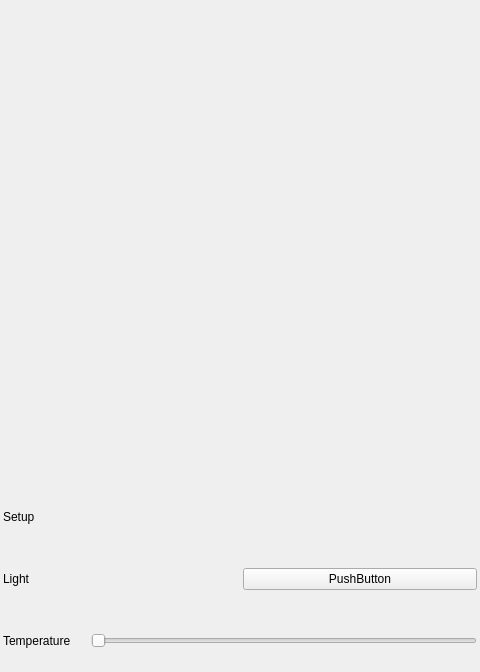
This is Apps/IoT-Dashboard/MushroomView.ui in quachconghoang/agricultureDrone as Qt 5 draws it before an edit. The edited form follows.
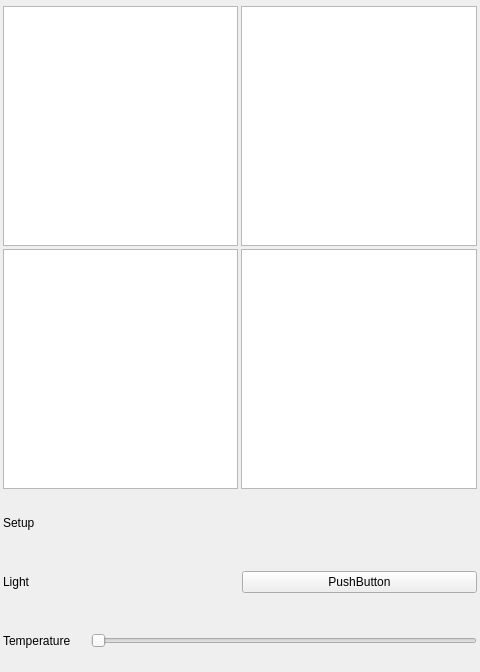
This is the edited form.

Diff of the .ui file:
```diff
--- a/Apps/IoT-Dashboard/MushroomView.ui
+++ b/Apps/IoT-Dashboard/MushroomView.ui
@@ -20,6 +20,9 @@
    <string>Form</string>
   </property>
   <layout class="QVBoxLayout" name="verticalLayout">
+   <property name="spacing">
+    <number>3</number>
+   </property>
    <property name="leftMargin">
     <number>0</number>
    </property>
@@ -47,40 +50,71 @@
       <number>3</number>
      </property>
      <property name="spacing">
-      <number>6</number>
+      <number>3</number>
      </property>
-     <item row="0" column="0">
-      <widget class="QWidget" name="widget_0" native="true">
-       <property name="minimumSize">
-        <size>
-         <width>234</width>
-         <height>234</height>
-        </size>
-       </property>
-      </widget>
-     </item>
-     <item row="0" column="1">
-      <widget class="QWidget" name="widget_1" native="true">
-       <property name="minimumSize">
-        <size>
-         <width>234</width>
-         <height>234</height>
-        </size>
-       </property>
-      </widget>
-     </item>
-     <item row="1" column="0">
-      <widget class="QWidget" name="widget_2" native="true">
-       <property name="minimumSize">
-        <size>
-         <width>234</width>
-         <height>234</height>
-        </size>
-       </property>
-      </widget>
-     </item>
      <item row="1" column="1">
-      <widget class="QWidget" name="widget_3" native="true"/>
+      <widget class="QGraphicsView" name="graphicsView_3">
+       <property name="minimumSize">
+        <size>
+         <width>234</width>
+         <height>234</height>
+        </size>
+       </property>
+       <property name="verticalScrollBarPolicy">
+        <enum>Qt::ScrollBarAlwaysOff</enum>
+       </property>
+       <property name="horizontalScrollBarPolicy">
+        <enum>Qt::ScrollBarAlwaysOff</enum>
+       </property>
+      </widget>
+     </item>
+     <item row="1" column="0">
+      <widget class="QGraphicsView" name="graphicsView_2">
+       <property name="minimumSize">
+        <size>
+         <width>234</width>
+         <height>234</height>
+        </size>
+       </property>
+       <property name="verticalScrollBarPolicy">
+        <enum>Qt::ScrollBarAlwaysOff</enum>
+       </property>
+       <property name="horizontalScrollBarPolicy">
+        <enum>Qt::ScrollBarAlwaysOff</enum>
+       </property>
+      </widget>
+     </item>
+     <item row="0" column="1">
+      <widget class="QGraphicsView" name="graphicsView_1">
+       <property name="minimumSize">
+        <size>
+         <width>234</width>
+         <height>234</height>
+        </size>
+       </property>
+       <property name="verticalScrollBarPolicy">
+        <enum>Qt::ScrollBarAlwaysOff</enum>
+       </property>
+       <property name="horizontalScrollBarPolicy">
+        <enum>Qt::ScrollBarAlwaysOff</enum>
+       </property>
+      </widget>
+     </item>
+     <item row="0" column="0">
+      <widget class="QGraphicsView" name="graphicsView_0">
+       <property name="minimumSize">
+        <size>
+         <width>234</width>
+         <height>234</height>
+        </size>
+       </property>
+       <property name="verticalScrollBarPolicy">
+        <enum>Qt::ScrollBarAlwaysOff</enum>
+       </property>
+       <property name="horizontalScrollBarPolicy">
+        <enum>Qt::ScrollBarAlwaysOff</enum>
+       </property>
+      </widget>
      </item>
     </layout>
    </item>
```
